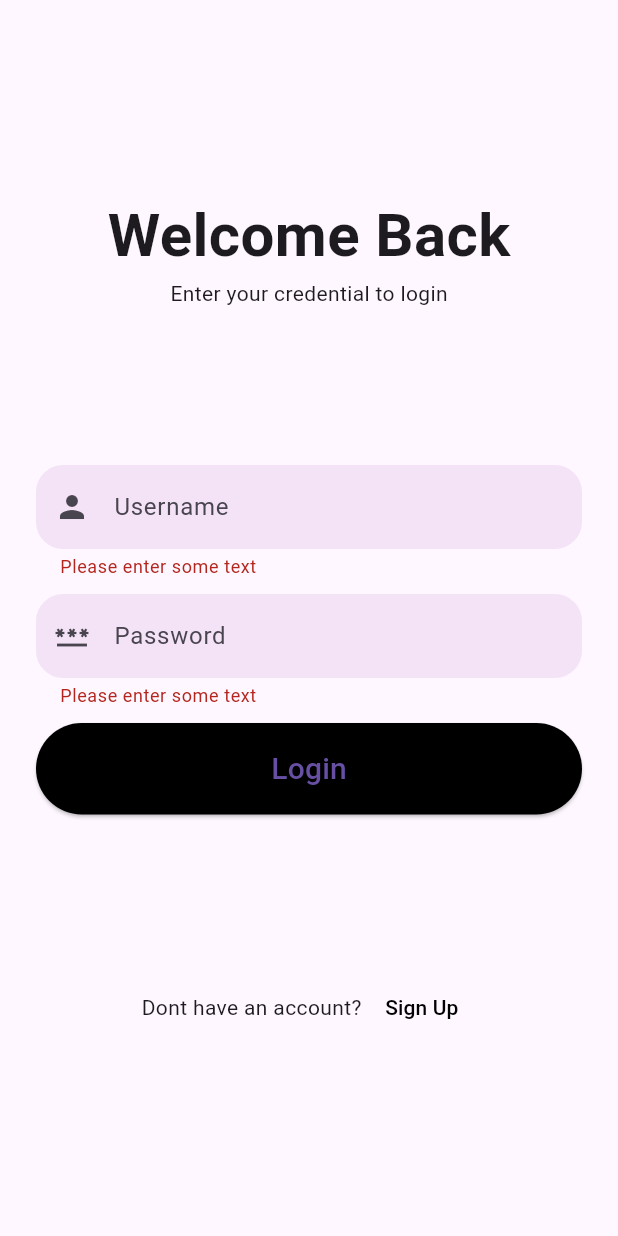
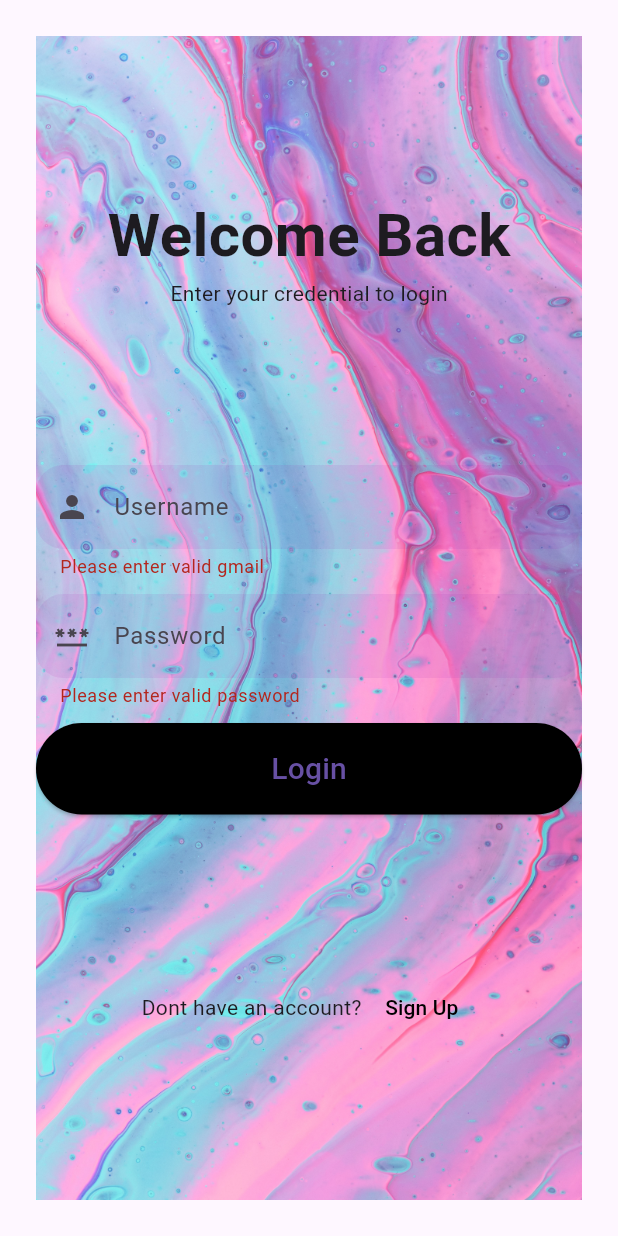
Before and after one commit to jayanth119/Human_Genx, a Flutter app: the screen it shows after launch, after a tap on "Login", on a phone screen of 412 x 824 dp. Run offline on Flutter 3.47's test engine with Material 3 defaults, Android fonts, the phone set to English and light mode, and no system bars; our stand-ins replace animated_splash_screen, firebase_auth, firebase_core, lottie; accounts and stored records are empty; network calls fail.

Commit message:
UI changes
interactive design

```diff
--- a/lib/pages/login.dart
+++ b/lib/pages/login.dart
@@ -1,3 +1,5 @@
+// ignore_for_file: use_build_context_synchronously
+
 import 'package:flutter/material.dart';
 import 'package:firebase_auth/firebase_auth.dart';
 import 'package:human_genx/pages/signup.dart';
@@ -10,6 +12,7 @@ class Login extends StatefulWidget {
 }
 
 class _LoginState extends State<Login> {
+  late FirebaseAuth _auth;
   final bor = OutlineInputBorder(
       borderRadius: BorderRadius.circular(18), borderSide: BorderSide.none);
   final _user = TextEditingController();
@@ -24,11 +27,31 @@ class _LoginState extends State<Login> {
       );
     }
     try {
-      await FirebaseAuth.instance
-          .signInWithEmailAndPassword(email: _user.text, password: _pass.text);
+      _auth = FirebaseAuth.instance.signInWithEmailAndPassword(
+          email: _user.text, password: _pass.text) as FirebaseAuth;
+      await sendEmailVerification(context);
     } on FirebaseAuthException catch (e) {
       if (e.code == "user-not-found") {
       } else if (e.code == "wrong-password") {}
+    }
+  }
+
+  Future<void> sendEmailVerification(BuildContext context) async {
+    try {
+      _auth.currentUser!.sendEmailVerification();
+      ScaffoldMessenger.of(context).showSnackBar(
+        const SnackBar(
+          content: Text('Email verification sent!'),
+        ),
+      );
+
+      // ignore: unused_catch_clause
+    } on FirebaseAuthException catch (e) {
+      ScaffoldMessenger.of(context).showSnackBar(
+        const SnackBar(
+          content: Text('Email verification sent!'),
+        ),
+      );
     }
   }
 
@@ -38,6 +61,12 @@ class _LoginState extends State<Login> {
       debugShowCheckedModeBanner: false,
       home: Scaffold(
         body: Container(
+          decoration: const BoxDecoration(
+            image: DecorationImage(
+              image: AssetImage("assets/Loki.jpg"),
+              fit: BoxFit.cover,
+            ),
+          ),
           margin: const EdgeInsets.all(24),
           child: Form(
             key: _formKey,
@@ -75,7 +104,7 @@ class _LoginState extends State<Login> {
           controller: _user,
           validator: (value) {
             if (value == null || !_user.text.endsWith(".com")) {
-              return 'Please enter some text';
+              return 'Please enter valid gmail ';
             }
             return null;
           },
@@ -90,8 +119,8 @@ class _LoginState extends State<Login> {
         const SizedBox(height: 10),
         TextFormField(
           validator: (value) {
-            if (value == null || value.isEmpty) {
-              return 'Please enter some text';
+            if (value == null || value.isEmpty || value.length <= 8) {
+              return 'Please enter valid password ';
             }
             return null;
           },
--- a/lib/pages/signup.dart
+++ b/lib/pages/signup.dart
@@ -48,6 +48,12 @@ class _SignupPageState extends State<SignupPage> {
       home: Scaffold(
         body: SingleChildScrollView(
           child: Container(
+            decoration: const BoxDecoration(
+              image: DecorationImage(
+                image: AssetImage("assets/Loki.jpg"),
+                fit: BoxFit.cover,
+              ),
+            ),
             padding: const EdgeInsets.symmetric(horizontal: 40),
             height: MediaQuery.of(context).size.height - 50,
             width: double.infinity,
@@ -83,7 +89,7 @@ class _SignupPageState extends State<SignupPage> {
                         controller: _user,
                         validator: (value) {
                           if (value == null || !_user.text.endsWith(".com")) {
-                            return 'Please enter some text';
+                            return 'Please Enter Valid Mail ';
                           }
                           return null;
                         },
@@ -98,8 +104,10 @@ class _SignupPageState extends State<SignupPage> {
                       TextFormField(
                         controller: _pass,
                         validator: (value) {
-                          if (value == null || !_user.text.endsWith(".com")) {
-                            return 'Please enter some text';
+                          if (value == null ||
+                              !_user.text.endsWith(".com") ||
+                              value.length < 9) {
+                            return 'Password Require min 9 character ';
                           }
                           return null;
                         },
@@ -116,10 +124,8 @@ class _SignupPageState extends State<SignupPage> {
                       TextFormField(
                         controller: _pass1,
                         validator: (value) {
-                          if (value == null ||
-                              !_user.text.endsWith(".com") ||
-                              value.length >= 9) {
-                            return 'Please enter some text';
+                          if (value == null || value.length >= 9) {
+                            return 'Password Require min 9 character';
                           }
                           if (value != _pass.text) {
                             return "password doesnot match";
```
Also changed, not shown: lib/pages/homepage.dart (+20 -9 lines).
